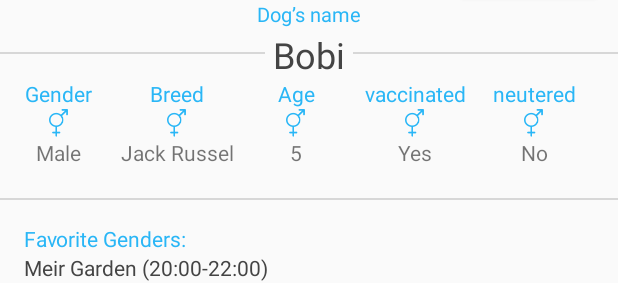
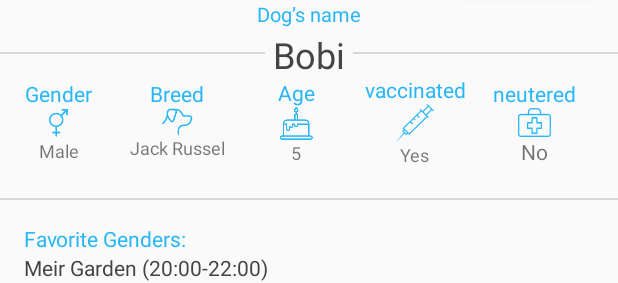
Before and after one commit to RonA85/bs, an Android app: the layout activity_profile.xml on its own in the app's theme, with its tools: preview values and no code run, on a phone screen of 412 x 824 dp. Shown: the part 385-668 px from the top of the screen. Run offline under Robolectric (Android 15) with nearby library versions, the phone set to English and light mode, and no system bars.

Commit message:
Added profile screen

```diff
--- a/app/build.gradle
+++ b/app/build.gradle
@@ -63,6 +63,10 @@ dependencies {
 
     //Google maps utils
     compile 'com.google.maps.android:android-maps-utils:0.5+'
+
+    //Glide
+    implementation 'com.github.bumptech.glide:glide:4.6.1'
+    annotationProcessor 'com.github.bumptech.glide:compiler:4.6.1'
 }
 
 apply plugin: 'com.google.gms.google-services'
--- a/app/src/main/AndroidManifest.xml
+++ b/app/src/main/AndroidManifest.xml
@@ -38,6 +38,7 @@
             android:label="@string/title_activity_maps">
 
         </activity>
+        <activity android:name=".ui.Activities.ProfileActivity"/>
         <activity
             android:name=".ui.Register.RegisterActivity"
             android:label="@string/title_activity_register">
--- a/app/src/main/java/com/bestfriend/ui/utils/Constants.java
+++ b/app/src/main/java/com/bestfriend/ui/utils/Constants.java
@@ -5,5 +5,5 @@ package com.bestfriend.ui.utils;
  */
 
 public class Constants {
-    private static final String USER_DATA_KEY= "User_Data_Key";
+    public static final String USER_DATA_KEY= "User_Data_Key";
 }
--- a/app/src/main/res/layout/activity_profile.xml
+++ b/app/src/main/res/layout/activity_profile.xml
@@ -21,7 +21,7 @@
             tools:src="@drawable/img_dog_1" />
 
         <Button
-            android:id="@+id/button2"
+            android:id="@+id/buttonFriends"
             android:layout_width="wrap_content"
             android:layout_height="wrap_content"
             android:layout_gravity="right"
@@ -46,11 +46,13 @@
             android:orientation="vertical">
 
             <ImageView
+                android:id="@+id/userProfileImage"
                 android:layout_width="63dp"
                 android:layout_height="63dp"
                 android:scaleType="centerCrop"
                 android:src="@drawable/img_dog_1" />
             <TextView
+                android:id="@+id/userProfileName"
                 android:layout_width="wrap_content"
                 android:layout_height="wrap_content"
                 android:textSize="14sp"
@@ -59,7 +61,6 @@
         </LinearLayout>
 
         <TextView
-            android:id="@+id/dogName"
             android:layout_width="wrap_content"
             android:layout_height="wrap_content"
             android:layout_centerInParent="true"
@@ -68,7 +69,7 @@
             android:textColor="#29b6f6"
             android:textSize="13sp"
             android:textStyle="normal"
-            tools:text="Dog’s name" />
+            android:text="Dog’s name" />
 
         <View
             android:layout_width="match_parent"
@@ -77,10 +78,9 @@
             android:background="#d7d7d7" />
 
         <TextView
+            android:id="@+id/dogName"
             android:layout_width="wrap_content"
             android:layout_height="wrap_content"
-            android:layout_below="@+id/button2"
-            android:layout_centerHorizontal="true"
             android:layout_gravity="center_horizontal"
             android:fontFamily="sans-serif"
             android:textColor="#444444"
@@ -115,8 +115,10 @@
                     android:layout_height="wrap_content"
                     android:src="@drawable/gender"/>
                 <TextView
+                    android:id="@+id/dogGender"
                     android:layout_width="wrap_content"
                     android:layout_height="40dp"
+                    android:textSize="12sp"
                     tools:text="Male"/>
             </LinearLayout>
             <LinearLayout
@@ -133,11 +135,12 @@
                 <ImageView
                     android:layout_width="wrap_content"
                     android:layout_height="wrap_content"
-                    android:src="@drawable/gender"/>
+                    android:src="@drawable/breed"/>
                 <TextView
+                    android:id="@+id/dogBreed"
                     android:layout_width="wrap_content"
                     android:layout_height="40dp"
-                    android:textAlignment="center"
+                    android:textSize="12sp"
                     tools:text="Jack Russel"/>
             </LinearLayout>
             <LinearLayout
@@ -154,10 +157,12 @@
                 <ImageView
                     android:layout_width="wrap_content"
                     android:layout_height="wrap_content"
-                    android:src="@drawable/gender"/>
+                    android:src="@drawable/cake"/>
                 <TextView
+                    android:id="@+id/dogAge"
                     android:layout_width="wrap_content"
                     android:layout_height="40dp"
+                    android:textSize="12sp"
                     tools:text="5"/>
             </LinearLayout>
             <LinearLayout
@@ -174,10 +179,12 @@
                 <ImageView
                     android:layout_width="wrap_content"
                     android:layout_height="wrap_content"
-                    android:src="@drawable/gender"/>
+                    android:src="@drawable/injection"/>
                 <TextView
+                    android:id="@+id/dogVaccinated"
                     android:layout_width="wrap_content"
                     android:layout_height="40dp"
+                    android:textSize="12sp"
                     tools:text="Yes"/>
             </LinearLayout>
             <LinearLayout
@@ -194,8 +201,9 @@
                 <ImageView
                     android:layout_width="wrap_content"
                     android:layout_height="wrap_content"
-                    android:src="@drawable/gender"/>
+                    android:src="@drawable/first_aid_kit"/>
                 <TextView
+                    android:id="@+id/dogNeutered"
                     android:layout_width="wrap_content"
                     android:layout_height="40dp"
                     tools:text="No"/>
@@ -214,6 +222,7 @@
             android:layout_marginLeft="16dp"
             android:textColor="#29b6f6"/>
         <TextView
+            android:id="@+id/favoriteGarden"
             android:layout_width="wrap_content"
             android:layout_height="wrap_content"
             tools:text="Meir Garden (20:00-22:00)"
@@ -227,6 +236,7 @@
             android:layout_marginLeft="16dp"
             android:textColor="#29b6f6"/>
         <TextView
+            android:id="@+id/dogLoveToDo"
             android:layout_width="wrap_content"
             android:layout_height="wrap_content"
             android:layout_marginLeft="16dp"
```
Also changed, not shown: app/src/main/java/com/bestfriend/model/Dog.java (+16 -0 lines), app/src/main/java/com/bestfriend/ui/Activities/ProfileActivity.java (added, +69 -0 lines), app/src/main/java/com/bestfriend/ui/Activities/profile.java (deleted, +0 -24 lines).
